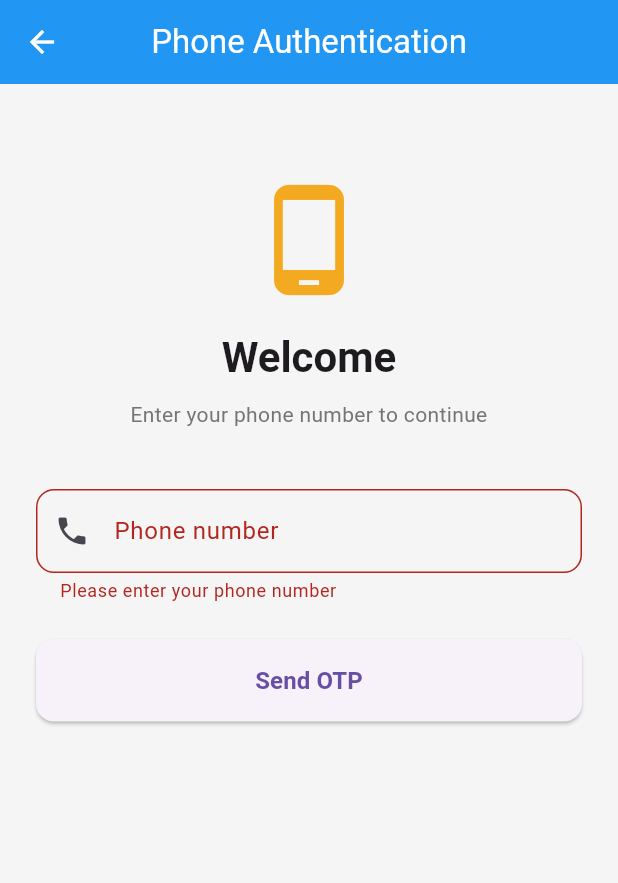
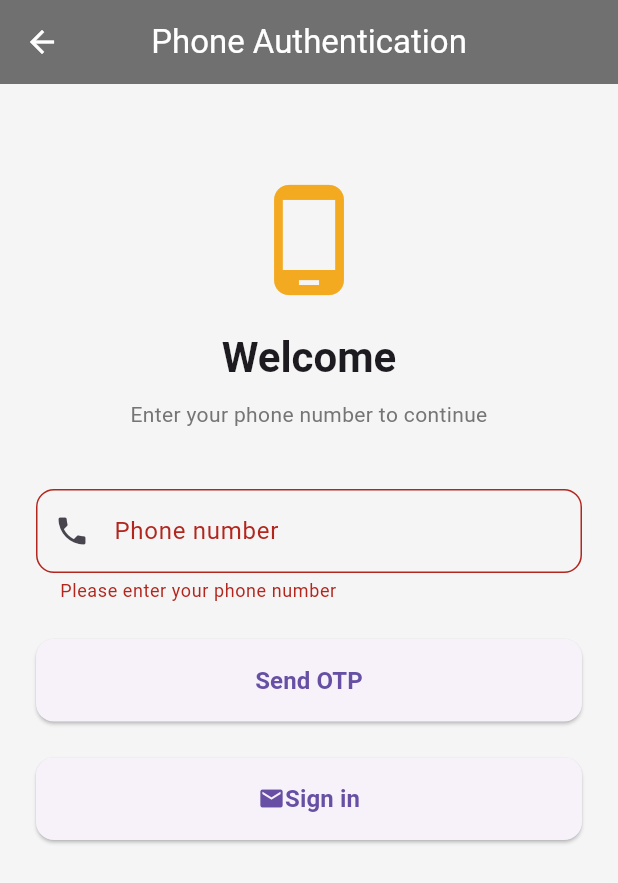
Before and after one commit to oussamamth1/garage, a Flutter app: the PhoneAuthScreen screen opened directly, after a tap on "Send OTP", on a phone screen of 412 x 824 dp. Shown: the top 883 px of the screen. Run offline on Flutter 3.47's test engine with Material 3 defaults, Android fonts, the phone set to English and light mode, and no system bars; our stand-ins replace cached_network_image, cloud_firestore, convex_bottom_bar, firebase_auth, firebase_core, firebase_storage and 4 more; missing offline and left inert: firebase_app_check; accounts and stored records are empty; network calls fail.

Commit message:
langage registur

```diff
--- a/lib/l10n/app_localizations.dart
+++ b/lib/l10n/app_localizations.dart
@@ -104,6 +104,36 @@
   /// **'en'**
   String get contryCode;
 
+  /// No description provided for @weSentCodeTo.
+  ///
+  /// In en, this message translates to:
+  /// **'We sent a code to'**
+  String get weSentCodeTo;
+
+  /// No description provided for @enterPhoneNumberToContinue.
+  ///
+  /// In en, this message translates to:
+  /// **'Enter your phone number to continue'**
+  String get enterPhoneNumberToContinue;
+
+  /// No description provided for @enterVerificationCode.
+  ///
+  /// In en, this message translates to:
+  /// **'Enter Verification Code'**
+  String get enterVerificationCode;
+
+  /// No description provided for @verifyOTP.
+  ///
+  /// In en, this message translates to:
+  /// **'Verify OTP'**
+  String get verifyOTP;
+
+  /// No description provided for @phoneAuthentication.
+  ///
+  /// In en, this message translates to:
+  /// **'Phone Authentication'**
+  String get phoneAuthentication;
+
   /// No description provided for @gender.
   ///
   /// In en, this message translates to:
@@ -116,6 +146,24 @@
   /// **'Messages'**
   String get messages;
 
+  /// No description provided for @pleaseEnterPhoneNumber.
+  ///
+  /// In en, this message translates to:
+  /// **'Please enter your phone number'**
+  String get pleaseEnterPhoneNumber;
+
+  /// No description provided for @phoneMustStartWithCountryCode.
+  ///
+  /// In en, this message translates to:
+  /// **'Phone must start with country code (e.g., +974)'**
+  String get phoneMustStartWithCountryCode;
+
+  /// No description provided for @pleaseEnterValidPhoneNumber.
+  ///
+  /// In en, this message translates to:
+  /// **'Please enter a valid phone number'**
+  String get pleaseEnterValidPhoneNumber;
+
   /// No description provided for @reservations.
   ///
   /// In en, this message translates to:
@@ -133,6 +181,24 @@
   /// In en, this message translates to:
   /// **'Welcome'**
   String get welcome;
+
+  /// No description provided for @fastMoto.
+  ///
+  /// In en, this message translates to:
+  /// **'Fast Moto'**
+  String get fastMoto;
+
+  /// No description provided for @eagles.
+  ///
+  /// In en, this message translates to:
+  /// **'Eagles'**
+  String get eagles;
+
+  /// No description provided for @equipEaglesForFastMoto.
+  ///
+  /// In en, this message translates to:
+  /// **'Team Eagles for Fast Moto'**
+  String get equipEaglesForFastMoto;
 
   /// No description provided for @select_date.
   ///
--- a/lib/src/screen/auth/PhoneAuthScreen.dart
+++ b/lib/src/screen/auth/PhoneAuthScreen.dart
@@ -1,7 +1,9 @@
 import 'package:flutter/material.dart';
 import 'package:firebase_auth/firebase_auth.dart';
 import 'package:garage_management/l10n/app_localizations.dart';
+import 'package:garage_management/src/screen/AuthGate.dart';
 import 'package:garage_management/src/screen/HomePage.dart';
+import 'package:garage_management/src/screen/LoginPage.dart';
 
 
 
@@ -176,7 +178,7 @@
   @override
   Widget build(BuildContext context) {
     return Scaffold(
-      appBar: AppBar(
+      appBar: AppBar(backgroundColor: Colors.black54,
         title: Text(otpSent ? "Verify OTP" : "Phone Authentication"),
         centerTitle: true,
         elevation: 0,
@@ -201,7 +203,7 @@
 
               // Title
               Text(
-                otpSent ? "Enter Verification Code" : "Welcome",
+                otpSent ?  AppLocalizations.of(context)!.enterVerificationCode : AppLocalizations.of(context)!.welcome,
                 style: Theme.of(context).textTheme.headlineMedium?.copyWith(
                   fontWeight: FontWeight.bold,
                 ),
@@ -213,8 +215,12 @@
               // Subtitle
               Text(
                 otpSent
-                    ? "We sent a code to ${phoneController.text}"
-                    : "Enter your phone number to continue",
+                    ? "${AppLocalizations.of(context)!.weSentCodeTo} ${phoneController.text}"
+
+                    : AppLocalizations.of(
+                            context,
+                          )?.enterPhoneNumberToContinue ??
+                          "Enter your phone number to continue",
                 style: Theme.of(
                   context,
                 ).textTheme.bodyMedium?.copyWith(color: Colors.grey[600]),
@@ -230,7 +236,7 @@
                   keyboardType: TextInputType.phone,
                   decoration: InputDecoration(
                     labelText: AppLocalizations.of(context)?.phoneNumber??"",
-                    hintText: "+216 12 345 678",
+                    hintText: "+974 12 345 678",
                     prefixIcon: const Icon(Icons.phone),
                     border: OutlineInputBorder(
                       borderRadius: BorderRadius.circular(12),
@@ -240,20 +246,22 @@
                   ),
                   validator: (value) {
                     if (value == null || value.isEmpty) {
-                      return "Please enter your phone number";
+                      return AppLocalizations.of(context)?.pleaseEnterPhoneNumber??"Please enter your phone number";
                     }
                     if (!value.startsWith('+')) {
-                      return "Phone must start with country code (e.g., +216)";
+                      return AppLocalizations.of(
+                            context,
+                          )?.phoneMustStartWithCountryCode ??"Phone must start with country code (e.g., +216)";
                     }
                     if (value.length < 10) {
-                      return "Please enter a valid phone number";
+                      return AppLocalizations.of(context)?.pleaseEnterValidPhoneNumber??"Please enter a valid phone number";
                     }
                     return null;
                   },
                 ),
 
+
                 const SizedBox(height: 24),
-
                 // Send OTP Button
                 ElevatedButton(
                   onPressed: isLoading ? null : sendOTP,
@@ -282,7 +290,35 @@
                           ),
                         ),
                 ),
-              ] else ...[
+                  const SizedBox(height: 24),
+                ElevatedButton(
+                  onPressed: () {
+                    if (context.mounted) {
+                      Navigator.pushReplacement(
+                        context,
+                        MaterialPageRoute(
+                          builder: (context) => const LoginPage(),
+                        ),
+                      );
+                    }
+                  },
+                  style: ElevatedButton.styleFrom(
+                    padding: const EdgeInsets.symmetric(vertical: 16),
+                    shape: RoundedRectangleBorder(
+                      borderRadius: BorderRadius.circular(12),
+                    ),
+                  ),
+                  child: Row(mainAxisAlignment: MainAxisAlignment.center,
+                    children: [
+                      Icon(Icons.email),
+                      Text(
+                        AppLocalizations.of(context)!.sign_in,
+                        style: TextStyle(fontSize: 16, fontWeight: FontWeight.bold),
+                      ),
+                    ],
+                  ),
+                ),
+          ] else ...[
                 TextFormField(
                   controller: otpController,
                   keyboardType: TextInputType.number,
--- a/pubspec.yaml
+++ b/pubspec.yaml
@@ -79,6 +79,8 @@
     - assets/
     - assets/banner.jpg
     - assets/images.jpg
+    - assets/logo.png
+    - assets/logo1.png
     - assets/garage_logo.jpg
 
 
```
Also changed, not shown: lib/l10n/app_ar.arb (+12 -0 lines), lib/l10n/app_en.arb (+11 -0 lines), lib/l10n/app_localizations_ar.dart (+34 -0 lines), lib/l10n/app_localizations_en.dart (+35 -0 lines), lib/src/screen/LoginPage.dart (+39 -0 lines), lib/src/screen/auth/LanguageSelectionPage.dart (+19 -14 lines), assets/logo.png (added), assets/logo1.png (added).
